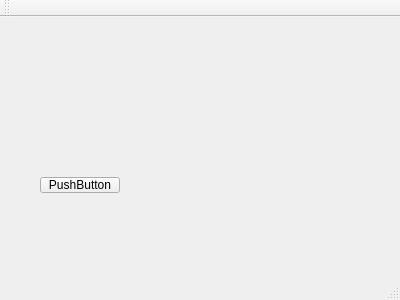
Before: the Qt Designer form Lab3/mainwindow.ui in MariKush/OOP, drawn with Qt 5.
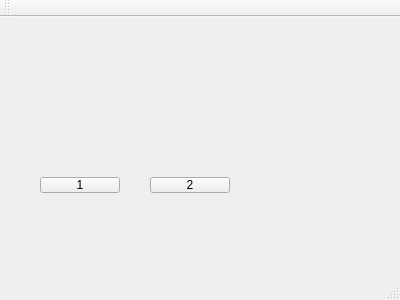
After: the same form once the commit is applied.

```diff
--- a/Lab3/mainwindow.ui
+++ b/Lab3/mainwindow.ui
@@ -24,7 +24,20 @@
      </rect>
     </property>
     <property name="text">
-     <string>PushButton</string>
+     <string>1</string>
+    </property>
+   </widget>
+   <widget class="QPushButton" name="pushButton2">
+    <property name="geometry">
+     <rect>
+      <x>150</x>
+      <y>160</y>
+      <width>80</width>
+      <height>16</height>
+     </rect>
+    </property>
+    <property name="text">
+     <string>2</string>
     </property>
    </widget>
   </widget>
```
